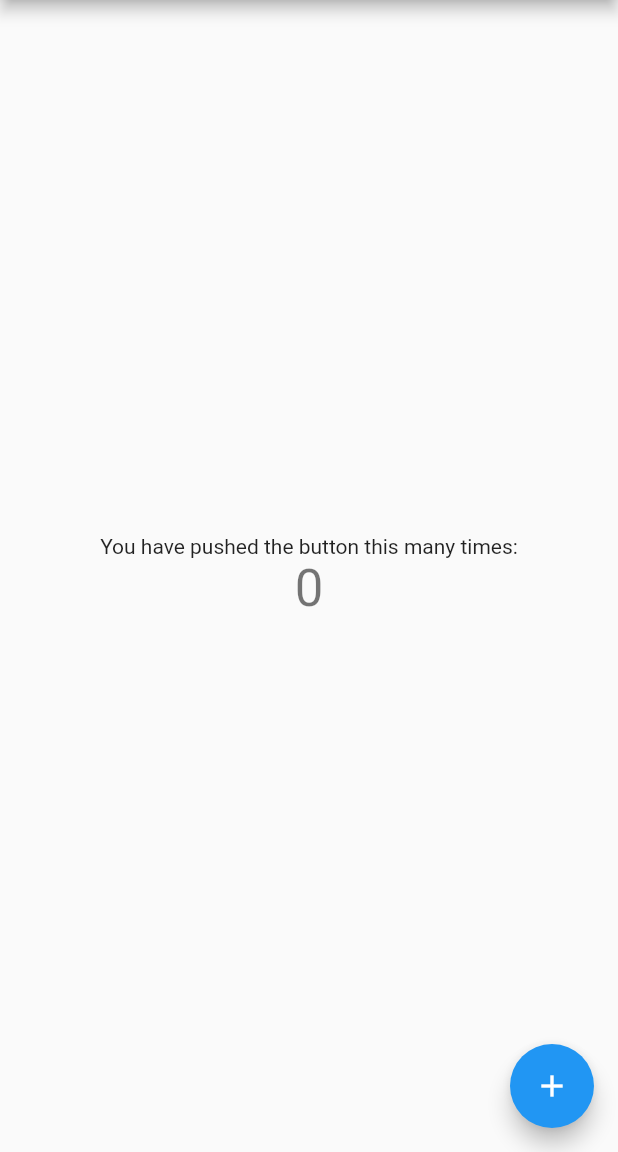
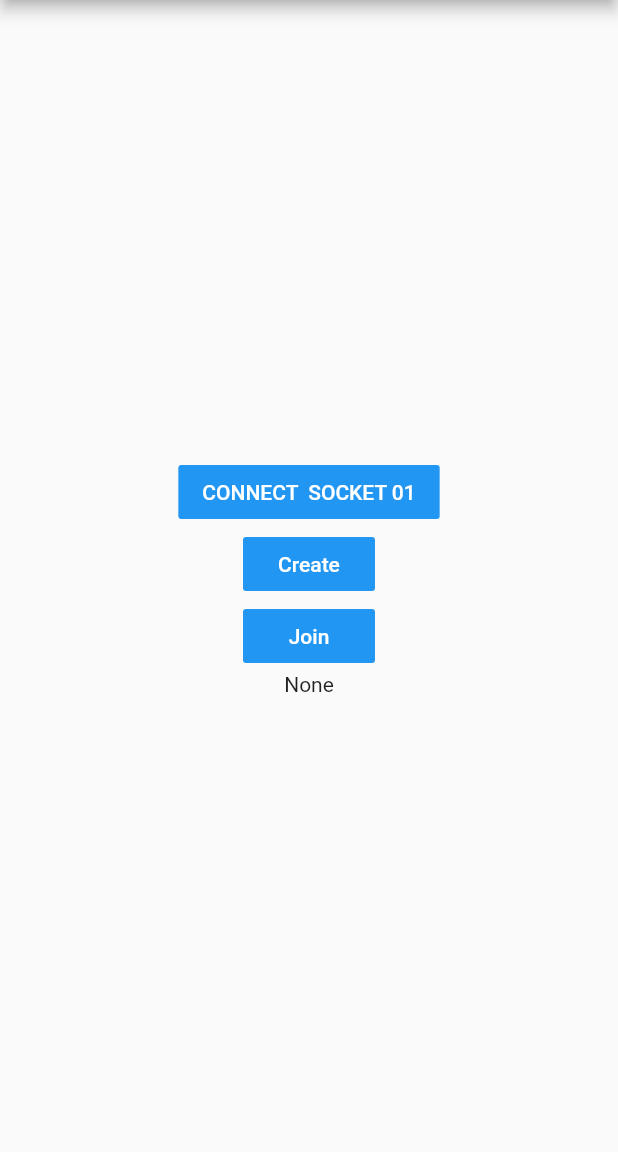
Before and after one commit to tkhokhar25/stock-exchange-frontend, a Flutter app: the screen it shows after launch, on a phone screen of 412 x 824 dp, the part 84-1236 px from its top. Run offline on Flutter 3.47's test engine with Material 2 defaults, Android fonts, the phone set to English and light mode, and no system bars; missing offline and left inert: flutter_socket_io.

Commit message:
Socket IO working

```diff
--- a/src/lib/main.dart
+++ b/src/lib/main.dart
@@ -1,26 +1,29 @@
+import 'dart:convert';
+
 import 'package:flutter/material.dart';
+import 'package:flutter_socket_io/flutter_socket_io.dart';
+import 'package:flutter_socket_io/socket_io_manager.dart';
 
-void main() => runApp(MyApp());
+void main() => runApp(new MyApp());
 
 class MyApp extends StatelessWidget {
   // This widget is the root of your application.
   @override
   Widget build(BuildContext context) {
-    return MaterialApp(
+    return new MaterialApp(
       title: 'Flutter Demo',
-      theme: ThemeData(
+      theme: new ThemeData(
         // This is the theme of your application.
         //
         // Try running your application with "flutter run". You'll see the
         // application has a blue toolbar. Then, without quitting the app, try
         // changing the primarySwatch below to Colors.green and then invoke
         // "hot reload" (press "r" in the console where you ran "flutter run",
-        // or simply save your changes to "hot reload" in a Flutter IDE).
-        // Notice that the counter didn't reset back to zero; the application
-        // is not restarted.
+        // or press Run > Flutter Hot Reload in IntelliJ). Notice that the
+        // counter didn't reset back to zero; the application is not restarted.
         primarySwatch: Colors.blue,
       ),
-      home: MyHomePage(title: 'Flutter Demo Home Page'),
+      home: new MyHomePage(title: 'Flutter Demo Home Page'),
     );
   }
 }
@@ -40,72 +43,136 @@ class MyHomePage extends StatefulWidget {
   final String title;
 
   @override
-  _MyHomePageState createState() => _MyHomePageState();
+  _MyHomePageState createState() => new _MyHomePageState();
 }
 
 class _MyHomePageState extends State<MyHomePage> {
-  int _counter = 0;
+  String _roomId = 'None';
+  var mTextMessageController = new TextEditingController();
+  SocketIO socketIO;
+  SocketIO socketIO02;
 
-  void _incrementCounter() {
+  @override
+  void initState() {
+    super.initState();
+  }
+
+  _connectSocket01() {
+    //update your domain before using
+    /*socketIO = new SocketIO("http://127.0.0.1:3000", "/chat",
+        query: "userId=21031", socketStatusCallback: _socketStatus);*/
+    socketIO = SocketIOManager().createSocketIO("http://10.0.2.2:5000", "/user", query: "userId=21031", socketStatusCallback: _socketStatus);
+
+    //call init socket before doing anything
+    socketIO.init();
+
+    //subscribe event
+    socketIO.subscribe("socket_info", _onSocketInfo);
+
+    //connect socket
+    socketIO.connect();
+  }
+
+  _onSocketInfo(dynamic data) {
+    print("\n\n\n\n\n\n\n\n\n" + data + "\n\n\n\n\n\n\n\n");
     setState(() {
-      // This call to setState tells the Flutter framework that something has
-      // changed in this State, which causes it to rerun the build method below
-      // so that the display can reflect the updated values. If we changed
-      // _counter without calling setState(), then the build method would not be
-      // called again, and so nothing would appear to happen.
-      _counter++;
+      _roomId = data;
     });
+  }
+
+  _socketStatus(dynamic data) {
+    print("Socket status: " + data);
+  }
+
+  _unSubscribes() {
+    if (socketIO != null) {
+      socketIO.unSubscribe("chat_direct", _onReceiveChatMessage);
+    }
+  }
+
+  _reconnectSocket() {
+    if (socketIO == null) {
+      _connectSocket01();
+    } else {
+      socketIO.connect();
+    }
+  }
+
+  _disconnectSocket() {
+    if (socketIO != null) {
+      socketIO.disconnect();
+    }
+  }
+
+  _destroySocket() {
+    if (socketIO != null) {
+      SocketIOManager().destroySocket(socketIO);
+    }
+  }
+
+  void _createRequest() async {
+    if (socketIO != null) {
+      socketIO.sendMessage("create", jsonEncode({'username' : 'Hello'}), _onReceiveChatMessage);
+    }
+  }
+
+  void _joinRequest(String room) async {
+    if (socketIO != null) {
+      socketIO.sendMessage("join", jsonEncode({'username' : 'Hello2', 'room' : room}), _onReceiveChatMessage);
+    }
+  }
+
+  void socketInfo(dynamic message) {
+    print("Socket Info: " + message);
+  }
+
+  void _onReceiveChatMessage(dynamic message) {
+    print("Message from UFO: " + message);
   }
 
   @override
   Widget build(BuildContext context) {
-    // This method is rerun every time setState is called, for instance as done
-    // by the _incrementCounter method above.
-    //
-    // The Flutter framework has been optimized to make rerunning build methods
-    // fast, so that you can just rebuild anything that needs updating rather
-    // than having to individually change instances of widgets.
-    return Scaffold(
-      appBar: AppBar(
-        // Here we take the value from the MyHomePage object that was created by
-        // the App.build method, and use it to set our appbar title.
-        title: Text(widget.title),
+    return new Scaffold(
+      appBar: new AppBar(
+        title: new Text(widget.title),
       ),
-      body: Center(
-        // Center is a layout widget. It takes a single child and positions it
-        // in the middle of the parent.
-        child: Column(
-          // Column is also a layout widget. It takes a list of children and
-          // arranges them vertically. By default, it sizes itself to fit its
-          // children horizontally, and tries to be as tall as its parent.
-          //
-          // Invoke "debug painting" (press "p" in the console, choose the
-          // "Toggle Debug Paint" action from the Flutter Inspector in Android
-          // Studio, or the "Toggle Debug Paint" command in Visual Studio Code)
-          // to see the wireframe for each widget.
-          //
-          // Column has various properties to control how it sizes itself and
-          // how it positions its children. Here we use mainAxisAlignment to
-          // center the children vertically; the main axis here is the vertical
-          // axis because Columns are vertical (the cross axis would be
-          // horizontal).
+      body: new Center(
+        child: new Column(
           mainAxisAlignment: MainAxisAlignment.center,
           children: <Widget>[
-            Text(
-              'You have pushed the button this many times:',
+            new RaisedButton(
+              child:
+                  const Text('CONNECT  SOCKET 01', style: TextStyle(color: Colors.white)),
+              color: Theme.of(context).accentColor,
+              elevation: 0.0,
+              splashColor: Colors.blueGrey,
+              onPressed: () {
+                _connectSocket01();
+              },
             ),
-            Text(
-              '$_counter',
-              style: Theme.of(context).textTheme.display1,
+            new RaisedButton(
+              child: const Text('Create', style: TextStyle(color: Colors.white)),
+              color: Theme.of(context).accentColor,
+              elevation: 0.0,
+              splashColor: Colors.blueGrey,
+              onPressed: () {
+                _createRequest();
+              },
             ),
+            new RaisedButton(
+              child: const Text('Join',
+                  style: TextStyle(color: Colors.white)),
+              color: Theme.of(context).accentColor,
+              elevation: 0.0,
+              splashColor: Colors.blueGrey,
+              onPressed: () {
+                _joinRequest('ABCDE');
+              },
+            ),
+            new Text(_roomId),
           ],
         ),
       ),
-      floatingActionButton: FloatingActionButton(
-        onPressed: _incrementCounter,
-        tooltip: 'Increment',
-        child: Icon(Icons.add),
-      ), // This trailing comma makes auto-formatting nicer for build methods.
     );
   }
 }
--- a/src/pubspec.yaml
+++ b/src/pubspec.yaml
@@ -19,6 +19,8 @@ environment:
 dependencies:
   flutter:
     sdk: flutter
+
+  flutter_socket_io: ^0.6.0
 
   # The following adds the Cupertino Icons font to your application.
   # Use with the CupertinoIcons class for iOS style icons.
```
Also changed, not shown: src/pubspec.lock, 1 other file.
